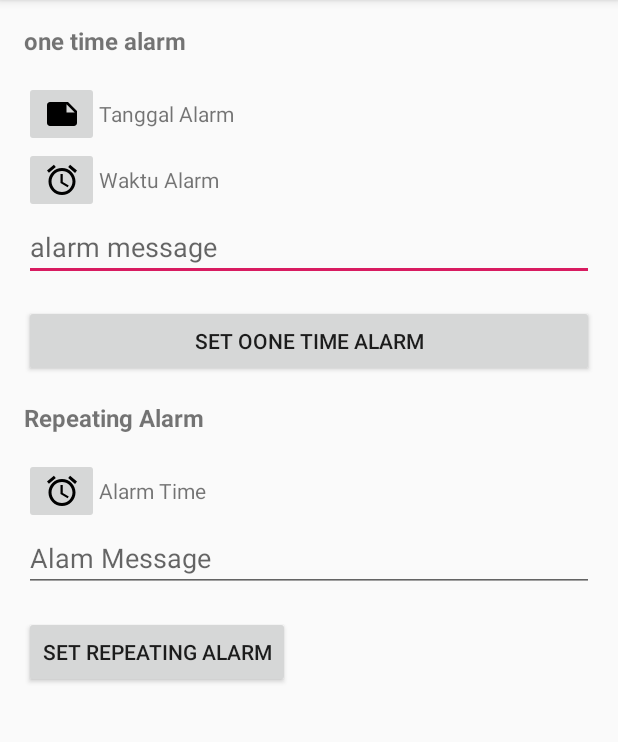
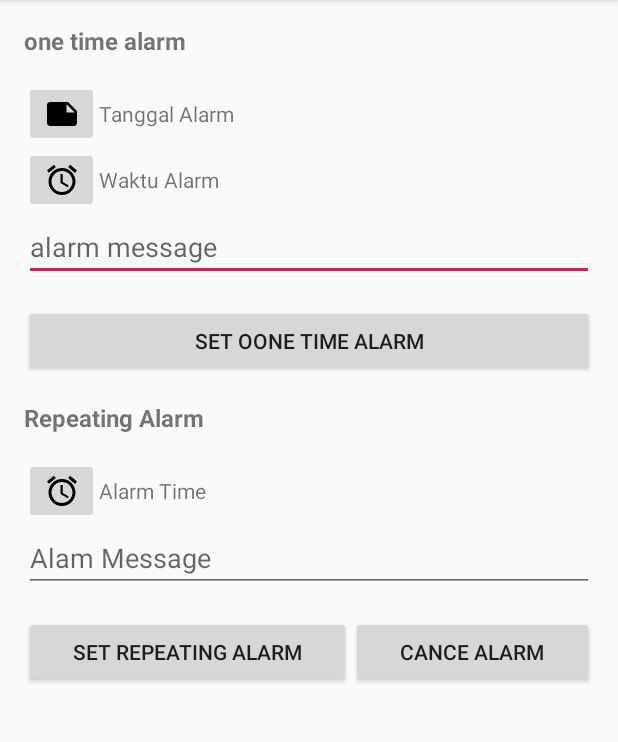
Before and after one commit to Skyproject12/ExerciseAndroid-AlarmManager, an Android app: the screen it shows after launch (MainActivity), on a phone screen of 412 x 824 dp, the part 84-826 px from its top. Run offline under Robolectric (Android 15) with nearby library versions, the phone set to English and light mode, and no system bars.

Commit message:
cancel alarm

```diff
--- a/app/src/main/java/com/example/alarmmanager/MainActivity.java
+++ b/app/src/main/java/com/example/alarmmanager/MainActivity.java
@@ -30,6 +30,8 @@ public class MainActivity extends AppCompatActivity implements View.OnClickListe
     ImageButton buttonRepeatTime;
     Button buttonSetRepeating;
 
+    Button buttonCancelRepeatAlarmMain;
+
     final String DATE_PICKER_TAG= "DatePicker";
     final String TIME_PICKER_ONCE_TAG= "TimePickerOnce";
     final String TIME_PICKER_REPEAT_TAG= "TimePickerRepeat";
@@ -55,6 +57,9 @@ public class MainActivity extends AppCompatActivity implements View.OnClickListe
         buttonRepeatTime= findViewById(R.id.button_repeating_time);
         buttonRepeatTime.setOnClickListener(this);
         buttonSetRepeating.setOnClickListener(this);
+
+        buttonCancelRepeatAlarmMain= findViewById(R.id.button_cancel_repeating_alarm_main);
+        buttonCancelRepeatAlarmMain.setOnClickListener(this);
 
     }
 
@@ -90,6 +95,9 @@ public class MainActivity extends AppCompatActivity implements View.OnClickListe
                         repeatTime,
                         repeatMessage);
                 break;
+            case R.id.button_cancel_repeating_alarm_main:
+                alarmReceiver.cancelAlarm(this, AlarmReceiver.TYPE_ONE_REPEATING);
+                break;
         }
     }
 
@@ -113,6 +121,7 @@ public class MainActivity extends AppCompatActivity implements View.OnClickListe
                 break;
             case  TIME_PICKER_REPEAT_TAG:
                 // set text from activity time picker
+                Toast.makeText(this, "ane", Toast.LENGTH_SHORT).show();
                 textRepeatingTime.setText(dateFormat.format(calendar.getTime()));
                 default:
                     break;
--- a/app/src/main/res/layout/activity_main.xml
+++ b/app/src/main/res/layout/activity_main.xml
@@ -100,7 +100,7 @@
         android:layout_height="wrap_content"/>
     <LinearLayout
         android:layout_width="match_parent"
-        android:orientation="vertical"
+        android:orientation="horizontal"
         android:layout_gravity="center"
         android:layout_height="wrap_content">
         <Button
@@ -109,5 +109,11 @@
             android:layout_weight="0.5"
             android:id="@+id/button_set_repeating_alarm"
             android:layout_height="wrap_content"/>
+        <Button
+            android:layout_width="wrap_content"
+            android:text="@string/cance_alarm"
+            android:layout_weight="0.5"
+            android:id="@+id/button_cancel_repeating_alarm_main"
+            android:layout_height="wrap_content"/>
     </LinearLayout>
 </LinearLayout>
--- a/app/src/main/res/values/strings.xml
+++ b/app/src/main/res/values/strings.xml
@@ -9,4 +9,5 @@
     <string name="alarm_time">Alarm Time</string>
     <string name="alam_message">Alam Message</string>
     <string name="set_repeating_alarm">Set Repeating Alarm</string>
+    <string name="cance_alarm">Cance Alarm</string>
 </resources>
```
Also changed, not shown: app/src/main/java/com/example/alarmmanager/AlarmReceiver.java (+15 -0 lines).
